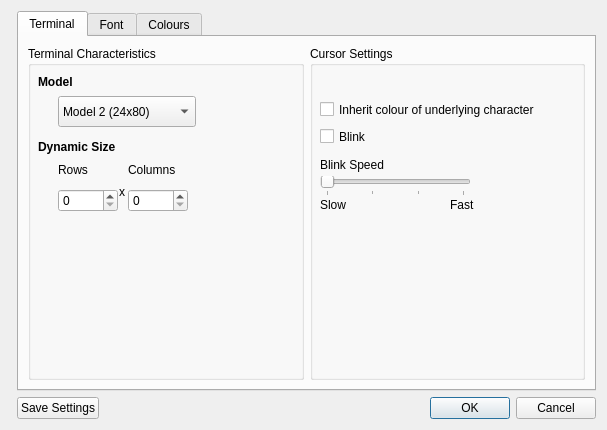
HobbitHacker/Q3270, file Settings.ui: the form before one commit.
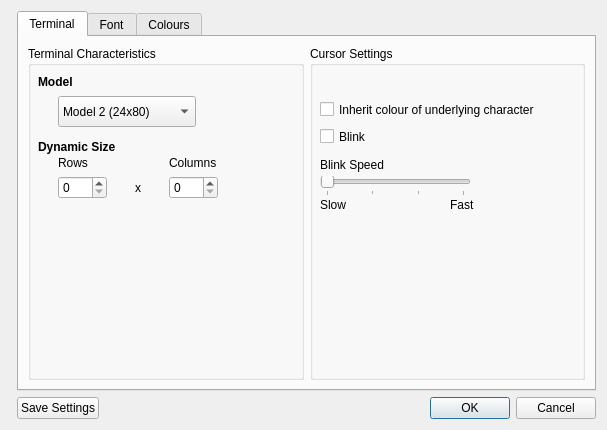
The form after the commit. The open tabs and pages were chosen to show the change.

Diff of the .ui file:
```diff
--- a/Settings.ui
+++ b/Settings.ui
@@ -102,22 +102,6 @@
                </property>
               </item>
              </widget>
-             <widget class="QLabel" name="label_6">
-              <property name="geometry">
-               <rect>
-                <x>90</x>
-                <y>130</y>
-                <width>8</width>
-                <height>31</height>
-               </rect>
-              </property>
-              <property name="text">
-               <string>x</string>
-              </property>
-              <property name="alignment">
-               <set>Qt::AlignCenter</set>
-              </property>
-             </widget>
              <widget class="QLabel" name="label_5">
               <property name="geometry">
                <rect>
@@ -142,51 +126,62 @@
                <rect>
                 <x>30</x>
                 <y>110</y>
-                <width>60</width>
-                <height>56</height>
+                <width>160</width>
+                <height>80</height>
                </rect>
               </property>
-              <layout class="QVBoxLayout" name="verticalLayout_2">
-               <item>
-                <widget class="QLabel" name="label_8">
-                 <property name="text">
-                  <string>Rows</string>
-                 </property>
-                </widget>
-               </item>
-               <item>
-                <widget class="QSpinBox" name="terminalRows">
+              <layout class="QGridLayout" name="gridLayout_3">
+               <item row="1" column="2">
+                <widget class="QSpinBox" name="terminalCols">
                  <property name="maximum">
                   <number>999</number>
                  </property>
                 </widget>
                </item>
-              </layout>
-             </widget>
-             <widget class="QWidget" name="layoutWidget">
-              <property name="geometry">
-               <rect>
-                <x>100</x>
-                <y>110</y>
-                <width>60</width>
-                <height>56</height>
-               </rect>
-              </property>
-              <layout class="QVBoxLayout" name="verticalLayout_3">
-               <item>
+               <item row="0" column="2">
                 <widget class="QLabel" name="label_9">
                  <property name="text">
                   <string>Columns</string>
                  </property>
                 </widget>
                </item>
-               <item>
-                <widget class="QSpinBox" name="terminalCols">
+               <item row="1" column="0">
+                <widget class="QSpinBox" name="terminalRows">
                  <property name="maximum">
                   <number>999</number>
                  </property>
                 </widget>
                </item>
+               <item row="1" column="1">
+                <widget class="QLabel" name="label_6">
+                 <property name="text">
+                  <string>x</string>
+                 </property>
+                 <property name="alignment">
+                  <set>Qt::AlignCenter</set>
+                 </property>
+                </widget>
+               </item>
+               <item row="0" column="0">
+                <widget class="QLabel" name="label_8">
+                 <property name="text">
+                  <string>Rows</string>
+                 </property>
+                </widget>
+               </item>
+               <item row="2" column="1">
+                <spacer name="verticalSpacer">
+                 <property name="orientation">
+                  <enum>Qt::Vertical</enum>
+                 </property>
+                 <property name="sizeHint" stdset="0">
+                  <size>
+                   <width>20</width>
+                   <height>40</height>
+                  </size>
+                 </property>
+                </spacer>
+               </item>
               </layout>
              </widget>
             </widget>
```
Left out of the diff: 4 changed lines with no effect on the pictures.
